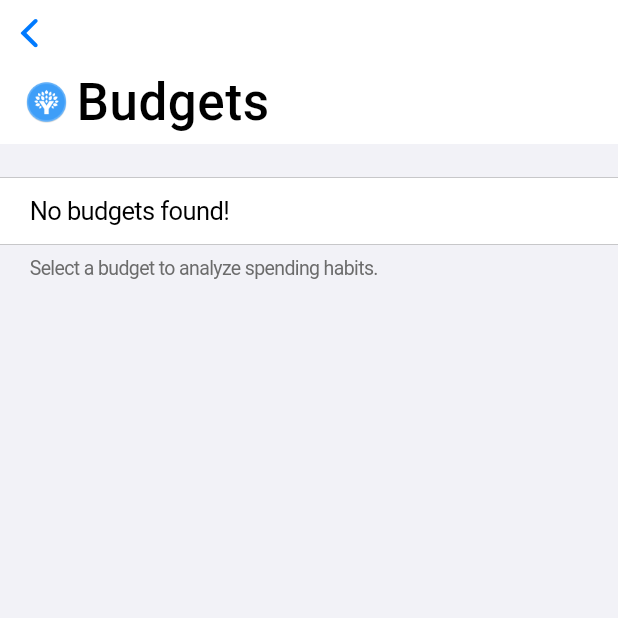
After one commit to zlshames/YNAB-Copilot, a Flutter app: the BudgetSelectorScreen screen opened directly, on a phone screen of 412 x 824 dp, the top half of it. The commit adds this screen. Run offline on Flutter 3.47's test engine with Material 3 defaults, Android fonts, the phone set to English and light mode, and no system bars; our stand-ins replace flutter_spinkit, gap, hive_flutter, syncfusion_flutter_charts; missing offline and left inert: flutter_web_auth; accounts and stored records are empty.

Commit message:
feat: first handful of screens and beginnings of analytics

```diff
--- a/lib/api/ynab/errors.dart
+++ b/lib/api/ynab/errors.dart
@@ -1,5 +1,5 @@
 class YnabOauthCancelledError implements Exception {}
 
-class YnabOauthNoAuthorizationCodeError implements Exception {}
+class YnabOauthNoAccessToken implements Exception {}
 
 class YnabNotAuthenticatedError implements Exception {}
--- /dev/null
+++ b/lib/app/screens/budget_selector_screen.dart
@@ -0,0 +1,87 @@
+import 'package:flutter/cupertino.dart';
+import 'package:gap/gap.dart';
+import 'package:ynab_copilot/app/screens/analytics_selection_screen.dart';
+import 'package:ynab_copilot/globals.dart';
+import 'package:ynab_copilot/utils/color_utils.dart';
+import 'package:ynab_copilot/utils/date_utils.dart';
+
+class BudgetSelectorScreen extends StatefulWidget {
+  @override
+  State<BudgetSelectorScreen> createState() => _BudgetSelectorScreenState();
+}
+
+class _BudgetSelectorScreenState extends State<BudgetSelectorScreen> {
+  List<dynamic> budgets = [];
+
+  @override
+  void initState() {
+    super.initState();
+    loadBudgets();
+  }
+
+  Future<void> loadBudgets() async {
+    final budgets = await ynab.getBudgets();
+    setState(() {
+      this.budgets = budgets['data']['budgets'] as List<dynamic>;
+    });
+  }
+
+  @override
+  Widget build(BuildContext context) {
+    return CupertinoPageScaffold(
+      // A ScrollView that creates custom scroll effects using slivers.
+      child: CustomScrollView(
+        // A list of sliver widgets.
+        slivers: <Widget>[
+          CupertinoSliverNavigationBar(
+            largeTitle: Row(children: [
+              Image.asset('assets/ynab_logo.png', width: 30),
+              Gap(5),
+              Text('Budgets', style: TextStyle(fontWeight: FontWeight.w500))
+            ]),
+          ),
+          // This widget fills the remaining space in the viewport.
+          // Drag the scrollable area to collapse the CupertinoSliverNavigationBar.
+          SliverFillRemaining(
+              child: CupertinoListSection(
+            footer: const Text('Select a budget to analyze spending habits.'),
+            children: <CupertinoListTile>[
+              if (budgets.isEmpty)
+                const CupertinoListTile(
+                  title: Text('No budgets found!'),
+                ),
+              for (var budget in budgets)
+                CupertinoListTile(
+                  title: Text(budget['name'] as String),
+                  leading: Container(
+                    decoration: BoxDecoration(
+                      shape: BoxShape.circle,
+                      color: generateColor(budget['id'] as String),
+                    ),
+                    width: 18,
+                    height: 18,
+                  ),
+                  additionalInfo: Row(
+                    children: [
+                      Icon(CupertinoIcons.timer, size: 16, color: CupertinoColors.systemGrey),
+                      Gap(5),
+                      Text(relativeDate(DateTime.parse(budget['last_modified_on'] as String))),
+                    ],
+                  ),
+                  trailing: const CupertinoListTileChevron(),
+                  onTap: () {
+                    // Navigate to the budget detail screen.
+                    Navigator.of(context).push(
+                      CupertinoPageRoute<void>(
+                        builder: (BuildContext context) => AnalyticsSelectionScreen(budgetInfo: budget),
+                      ),
+                    );
+                  },
+                ),
+            ],
+          )),
+        ],
+      ),
+    );
+  }
+}
--- /dev/null
+++ b/lib/app/widgets/widgets.dart
@@ -0,0 +1,7 @@
+import 'package:flutter/cupertino.dart';
+import 'package:flutter_spinkit/flutter_spinkit.dart';
+
+Widget genericLoader = SpinKitFoldingCube(
+  color: CupertinoColors.activeBlue,
+  size: 50.0,
+);
--- /dev/null
+++ b/lib/globals.dart
@@ -0,0 +1,5 @@
+import 'package:ynab_copilot/api/ynab/ynab_api.dart';
+import 'package:ynab_copilot/database/hive.dart';
+
+HiveDatabase database = HiveDatabase();
+YnabApi ynab = YnabApi(clientId: "iajhbugwTazMBrH4xN8Uw11cm-hoAHgsqAwPl-rWNl4", callbackUrlScheme: "ynab-copilot");
```
Also changed, not shown: lib/api/ynab/ynab_api.dart (+45 -10 lines), lib/app/screens/analytics/spending_by_category_analytics.dart (added, +84 -0 lines), lib/app/screens/analytics_selection_screen.dart (added, +140 -0 lines), lib/app/screens/login_screen.dart (+151 -48 lines), lib/database/hive.dart (added, +19 -0 lines), lib/main.dart (+16 -4 lines), lib/utils/chart_utils.dart (added, +9 -0 lines), lib/utils/color_utils.dart (added, +11 -0 lines), lib/utils/data_utils.dart (added, +14 -0 lines), lib/utils/date_utils.dart (added, +15 -0 lines), pubspec.yaml (+8 -0 lines), assets/ynab_logo.png (added), pubspec.lock.
